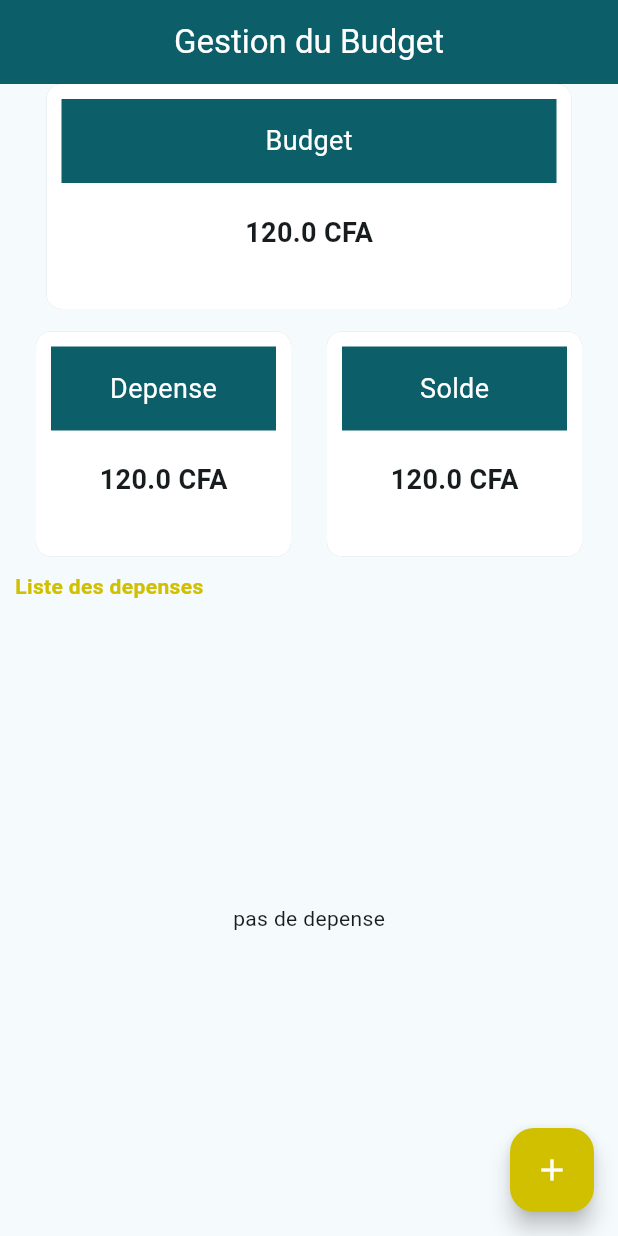
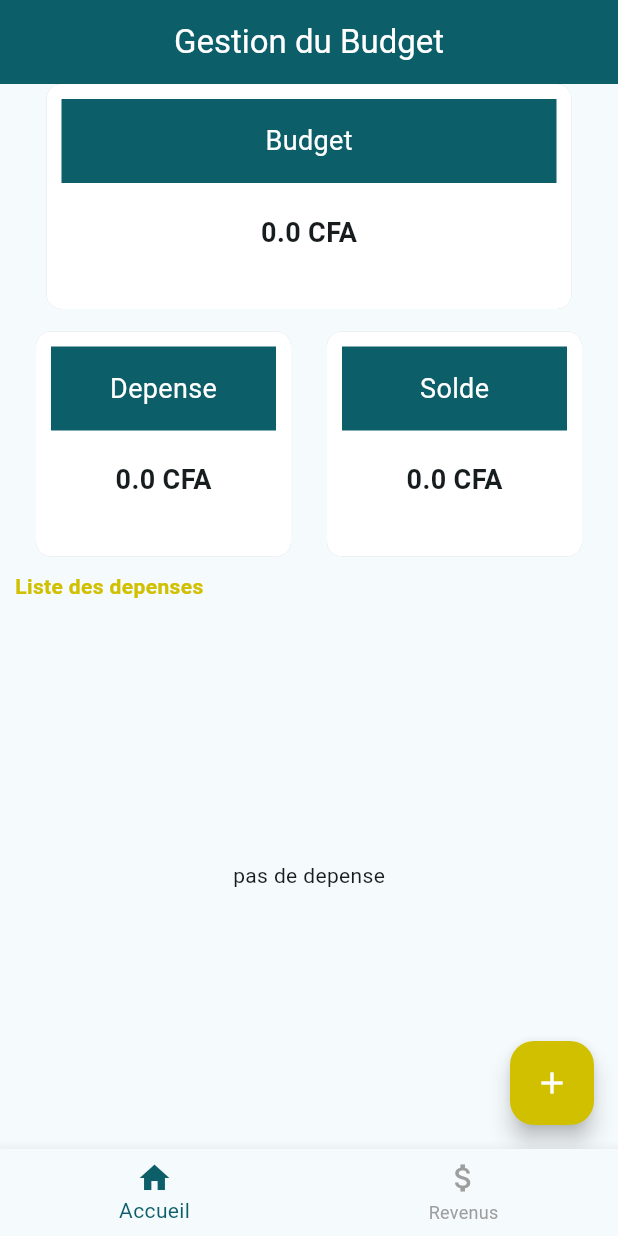
Before and after one commit to Nguirane120/gestionBudget, a Flutter app: the screen it shows after launch, on a phone screen of 412 x 824 dp. Run offline on Flutter 3.47's test engine with Material 3 defaults, Android fonts, the phone set to English and light mode, and no system bars.

Commit message:
bottom navigation

```diff
--- a/lib/main.dart
+++ b/lib/main.dart
@@ -1,6 +1,6 @@
 import 'package:flutter/material.dart';
 import 'package:gestionbudget/consts.dart';
-import 'package:gestionbudget/screens/homescreen.dart';
+import 'package:gestionbudget/widgets/bottomNavigation.dart';
 
 void main() {
   runApp(const MyApp());
@@ -18,7 +18,7 @@
         colorScheme: ColorScheme.fromSeed(seedColor: AppColor.primarycolor),
         useMaterial3: true,
       ),
-      home: const Homescreen(),
+      home: BottomNavigation(),
     );
   }
 }
--- /dev/null
+++ b/lib/models/budget.dart
@@ -0,0 +1,15 @@
+import 'package:gestionbudget/models/depenses.dart';
+import 'package:gestionbudget/models/revenu.dart';
+
+class Budget {
+  List<Depense> depenses;
+  List<Revenu> revenus;
+
+  Budget({required this.depenses, required this.revenus});
+
+  double get totalDepenses =>
+      depenses.fold(0, (sum, depense) => sum + depense.montant);
+  double get totalRevenus =>
+      revenus.fold(0, (sum, revenu) => sum + revenu.montant);
+  double get solde => totalRevenus - totalDepenses;
+}
--- /dev/null
+++ b/lib/models/revenu.dart
@@ -0,0 +1,6 @@
+class Revenu {
+  String source;
+  double montant;
+
+  Revenu({required this.source, required this.montant});
+}
--- a/lib/screens/homescreen.dart
+++ b/lib/screens/homescreen.dart
@@ -1,6 +1,8 @@
 import 'package:flutter/material.dart';
 import 'package:gestionbudget/consts.dart';
+import 'package:gestionbudget/models/budget.dart';
 import 'package:gestionbudget/models/depenses.dart';
+import 'package:gestionbudget/models/revenu.dart';
 import 'package:gestionbudget/screens/depenseform.dart';
 import 'package:gestionbudget/widgets/containercontent.dart';
 import 'package:gestionbudget/widgets/depenselist.dart';
@@ -13,20 +15,38 @@ class Homescreen extends StatefulWidget {
 }
 
 class _HomescreenState extends State<Homescreen> {
-  List<Depense> depenses = [];
+  final List<Depense> depenses = [];
+  List<Revenu> revenus = [];
+  double totalDepenses = 0.0;
+  double totalRevenus = 0.0;
+  double solde = 0.0;
+
+  void _calculerTotaux() {
+    totalDepenses = Budget(depenses: depenses, revenus: revenus).totalDepenses;
+    totalRevenus = Budget(depenses: depenses, revenus: revenus).totalRevenus;
+    solde = totalRevenus - totalDepenses;
+  }
 
   void _ajouterDepense(Depense depense) {
     setState(() {
       depenses.add(depense);
+      _calculerTotaux();
     });
   }
 
   void goTodepenseForm() async {
     final result = await Navigator.push(
       context,
-      MaterialPageRoute(
-        builder: (context) => Depenseform(),
-      ),
+      PageRouteBuilder(
+          pageBuilder: (context, animation, secondaryAnimation) =>
+              Depenseform(),
+          transitionsBuilder: (context, animation, secondaryAnimation, child) {
+            var tween = Tween(begin: Offset(0.0, 1.0), end: Offset.zero);
+            return SlideTransition(
+              position: animation.drive(tween),
+              child: child,
+            );
+          }),
     );
 
     if (result != null && result is Depense) {
@@ -62,7 +82,7 @@ class _HomescreenState extends State<Homescreen> {
               textContainer: "Budget",
               widthContainer: 350.0,
               heightContainer: 150,
-              someContaine: 120.000),
+              someContaine: totalRevenus),
           SizedBox(
             height: 15.0,
           ),
@@ -73,12 +93,12 @@ class _HomescreenState extends State<Homescreen> {
                   textContainer: "Depense",
                   widthContainer: 170,
                   heightContainer: 150,
-                  someContaine: 120.000),
+                  someContaine: totalDepenses),
               Containercontent(
                   textContainer: "Solde",
                   widthContainer: 170,
                   heightContainer: 150,
-                  someContaine: 120.000),
+                  someContaine: solde),
             ],
           ),
           SizedBox(
--- /dev/null
+++ b/lib/widgets/bottomNavigation.dart
@@ -0,0 +1,49 @@
+import 'package:flutter/material.dart';
+import 'package:gestionbudget/consts.dart';
+import 'package:gestionbudget/screens/homescreen.dart';
+import 'package:gestionbudget/screens/revenuscreen.dart';
+
+class BottomNavigation extends StatefulWidget {
+  const BottomNavigation({super.key});
+
+  @override
+  _BottomNavigationState createState() => _BottomNavigationState();
+}
+
+class _BottomNavigationState extends State<BottomNavigation> {
+  int _currentIndex = 0;
+
+  final List<Widget> _pages = [
+    const Homescreen(),
+    const Revenuscreen(),
+  ];
+
+  void _onTabTapped(int index) {
+    setState(() {
+      _currentIndex = index;
+    });
+  }
+
+  @override
+  Widget build(BuildContext context) {
+    return Scaffold(
+      body: _pages[_currentIndex],
+      bottomNavigationBar: BottomNavigationBar(
+        currentIndex: _currentIndex,
+        onTap: _onTabTapped,
+        items: const [
+          BottomNavigationBarItem(
+            icon: Icon(Icons.home),
+            label: 'Accueil',
+          ),
+          BottomNavigationBarItem(
+            icon: Icon(Icons.attach_money),
+            label: 'Revenus',
+          ),
+        ],
+        selectedItemColor: AppColor.primarycolor,
+        unselectedItemColor: Colors.grey,
+      ),
+    );
+  }
+}
```
Also changed, not shown: lib/screens/revenuformsscreen.dart (added, +100 -0 lines), lib/screens/revenuscreen.dart (added, +94 -0 lines), 3 other files.
